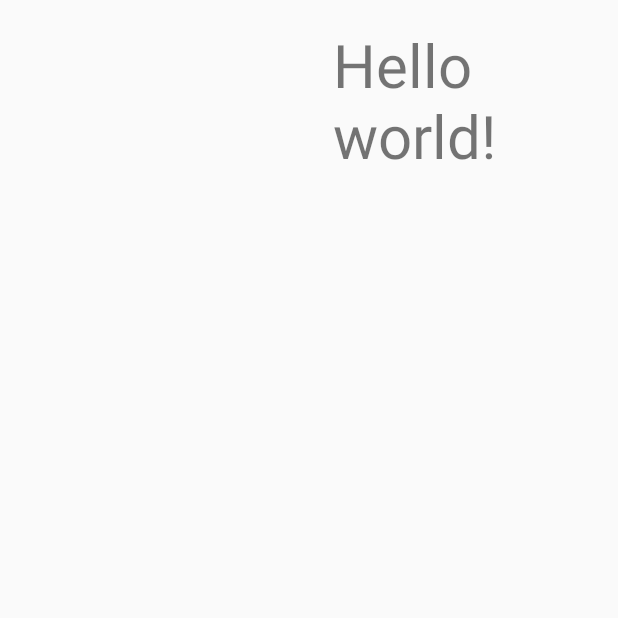
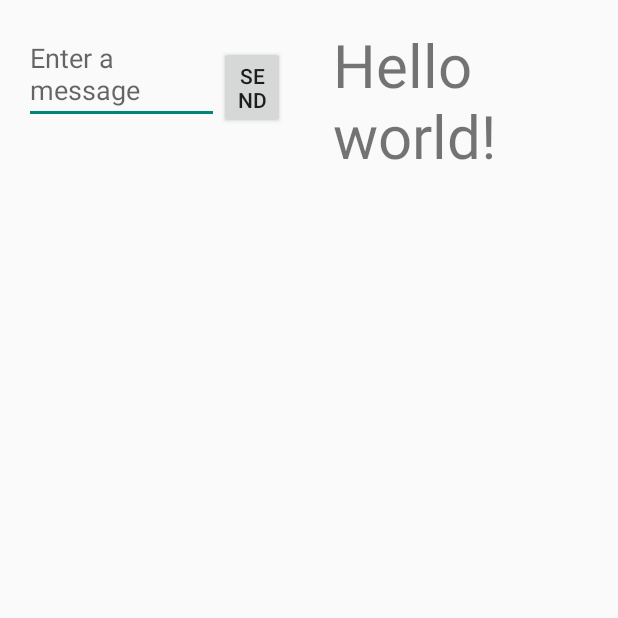
Before and after one commit to gagaramba/SESAThirdApp, an Android app: the screen it shows after launch (MainActivity), after a tap on "SEND", on a phone screen of 412 x 824 dp, the top half of it. Run offline under Robolectric (Android 15) with nearby library versions, the phone set to English and light mode, and no system bars.

Commit message:
add mainFragment to first fragment placeholder add displayMessageFragment to second placeholder

```diff
--- a/app/src/main/java/sse/etit/tuchemnitz/de/sesathirdapp/MainActivity.java
+++ b/app/src/main/java/sse/etit/tuchemnitz/de/sesathirdapp/MainActivity.java
@@ -36,7 +36,7 @@ public class MainActivity extends Activity {
         FragmentManager fragmentManager = getFragmentManager();
         FragmentTransaction fragmentTransaction = fragmentManager.beginTransaction();
 
-        fragmentTransaction.add(R.id.fragment_placeholder, mainFragment);
+        fragmentTransaction.add(R.id.main_fragment_placeholder, mainFragment);
         fragmentTransaction.commit();
     }
 
@@ -66,7 +66,7 @@ public class MainActivity extends Activity {
         if (view == findViewById(R.id.button1)){
             onStoreText();
             Log.d(LOGTAG, "button1 press");
-            fragmentTransaction.replace(R.id.fragment_placeholder, displayMessageFragment);
+            fragmentTransaction.add(R.id.fragment_placeholder, displayMessageFragment);
             Log.d(LOGTAG, "change fragment to displaymessage");
         } else {
             fragmentTransaction.replace(R.id.fragment_placeholder, mainFragment);
```
